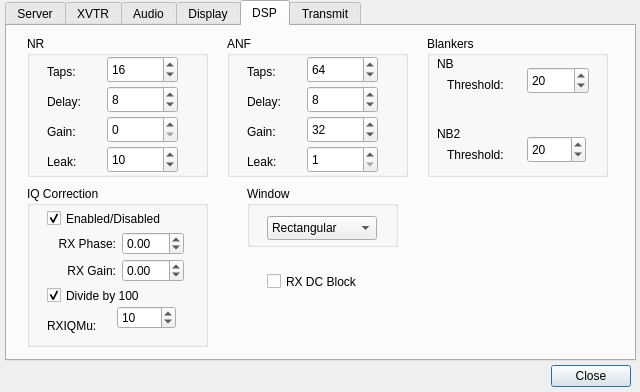
This is trunk/src/QtRadio/Configure.ui in alexlee188/ghpsdr3-alex as Qt 5 draws it before an edit. The edited form follows.
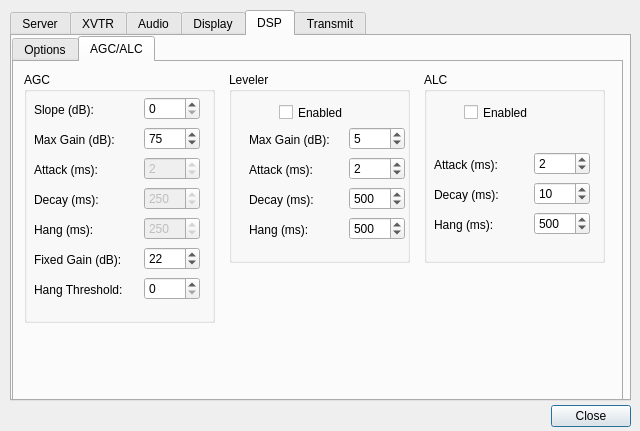
This is the edited form. The open tabs and pages were chosen to show the change.

```diff
--- a/trunk/src/QtRadio/Configure.ui
+++ b/trunk/src/QtRadio/Configure.ui
@@ -7,19 +7,19 @@
     <x>0</x>
     <y>0</y>
     <width>640</width>
-    <height>392</height>
+    <height>431</height>
    </rect>
   </property>
   <property name="minimumSize">
    <size>
     <width>640</width>
-    <height>392</height>
+    <height>431</height>
    </size>
   </property>
   <property name="maximumSize">
    <size>
     <width>640</width>
-    <height>392</height>
+    <height>431</height>
    </size>
   </property>
   <property name="windowTitle">
@@ -29,7 +29,7 @@
    <property name="geometry">
     <rect>
      <x>530</x>
-     <y>360</y>
+     <y>400</y>
      <width>101</width>
      <height>32</height>
     </rect>
@@ -44,10 +44,10 @@
   <widget class="QTabWidget" name="tabWidget">
    <property name="geometry">
     <rect>
-     <x>5</x>
-     <y>0</y>
-     <width>631</width>
-     <height>361</height>
+     <x>10</x>
+     <y>10</y>
+     <width>621</width>
+     <height>391</height>
     </rect>
    </property>
    <property name="currentIndex">
@@ -858,136 +858,26 @@
     <attribute name="title">
      <string>DSP</string>
     </attribute>
-    <widget class="QGroupBox" name="groupBox_3">
+    <widget class="QTabWidget" name="tabWidget_2">
      <property name="geometry">
       <rect>
-       <x>20</x>
-       <y>10</y>
-       <width>181</width>
-       <height>141</height>
+       <x>0</x>
+       <y>0</y>
+       <width>611</width>
+       <height>371</height>
       </rect>
      </property>
-     <property name="title">
-      <string>NR</string>
+     <property name="currentIndex">
+      <number>0</number>
      </property>
-     <widget class="QLabel" name="label_13">
-      <property name="geometry">
-       <rect>
-        <x>20</x>
-        <y>27</y>
-        <width>62</width>
-        <height>17</height>
-       </rect>
-      </property>
-      <property name="text">
-       <string>Taps:</string>
-      </property>
-     </widget>
-     <widget class="QLabel" name="label_14">
-      <property name="geometry">
-       <rect>
-        <x>20</x>
-        <y>57</y>
-        <width>62</width>
-        <height>17</height>
-       </rect>
-      </property>
-      <property name="text">
-       <string>Delay:</string>
-      </property>
-     </widget>
-     <widget class="QLabel" name="label_15">
-      <property name="geometry">
-       <rect>
-        <x>20</x>
-        <y>87</y>
-        <width>62</width>
-        <height>17</height>
-       </rect>
-      </property>
-      <property name="text">
-       <string>Gain:</string>
-      </property>
-     </widget>
-     <widget class="QLabel" name="label_16">
-      <property name="geometry">
-       <rect>
-        <x>20</x>
-        <y>117</y>
-        <width>62</width>
-        <height>17</height>
-       </rect>
-      </property>
-      <property name="text">
-       <string>Leak:</string>
-      </property>
-     </widget>
-     <widget class="QSpinBox" name="nrTapsSpinBox">
-      <property name="geometry">
-       <rect>
-        <x>80</x>
-        <y>20</y>
-        <width>71</width>
-        <height>27</height>
-       </rect>
-      </property>
-      <property name="minimum">
-       <number>1</number>
-      </property>
-      <property name="maximum">
-       <number>9999</number>
-      </property>
-      <property name="value">
-       <number>16</number>
-      </property>
-     </widget>
-     <widget class="QSpinBox" name="nrDelaySpinBox">
-      <property name="geometry">
-       <rect>
-        <x>80</x>
-        <y>50</y>
-        <width>71</width>
-        <height>27</height>
-       </rect>
-      </property>
-      <property name="value">
-       <number>8</number>
-      </property>
-     </widget>
-     <widget class="QSpinBox" name="nrGainSpinBox">
-      <property name="geometry">
-       <rect>
-        <x>80</x>
-        <y>80</y>
-        <width>71</width>
-        <height>27</height>
-       </rect>
-      </property>
-     </widget>
-     <widget class="QSpinBox" name="nrLeakSpinBox">
-      <property name="geometry">
-       <rect>
-        <x>80</x>
-        <y>110</y>
-        <width>71</width>
-        <height>27</height>
-       </rect>
-      </property>
-      <property name="minimum">
-       <number>1</number>
-      </property>
-      <property name="maximum">
-       <number>1000</number>
-      </property>
-      <property name="value">
-       <number>10</number>
-      </property>
-     </widget>
-    </widget>
+     <widget class="QWidget" name="options">
+      <attribute name="title">
+       <string>Options</string>
+      </attribute>
     <widget class="QGroupBox" name="groupBox_4">
      <property name="geometry">
       <rect>
-       <x>220</x>
+         <x>210</x>
        <y>10</y>
        <width>181</width>
        <height>141</height>
@@ -1110,37 +1000,76 @@
       </property>
      </widget>
     </widget>
-    <widget class="QGroupBox" name="groupBox_5">
+      <widget class="QGroupBox" name="groupBox_3">
      <property name="geometry">
       <rect>
-       <x>420</x>
+         <x>10</x>
        <y>10</y>
        <width>181</width>
        <height>141</height>
       </rect>
      </property>
      <property name="title">
-      <string>Blankers</string>
-     </property>
-     <widget class="QLabel" name="label_23">
+        <string>NR</string>
+       </property>
+       <widget class="QLabel" name="label_13">
       <property name="geometry">
        <rect>
         <x>20</x>
-        <y>40</y>
+          <y>27</y>
+          <width>62</width>
+          <height>17</height>
+         </rect>
+        </property>
+        <property name="text">
+         <string>Taps:</string>
+        </property>
+       </widget>
+       <widget class="QLabel" name="label_14">
+        <property name="geometry">
+         <rect>
+          <x>20</x>
+          <y>57</y>
+          <width>62</width>
+          <height>17</height>
+         </rect>
+        </property>
+        <property name="text">
+         <string>Delay:</string>
+        </property>
+       </widget>
+       <widget class="QLabel" name="label_15">
+        <property name="geometry">
+         <rect>
+          <x>20</x>
+          <y>87</y>
+          <width>62</width>
+          <height>17</height>
+         </rect>
+        </property>
+        <property name="text">
+         <string>Gain:</string>
+        </property>
+       </widget>
+       <widget class="QLabel" name="label_16">
+        <property name="geometry">
+         <rect>
+          <x>20</x>
+          <y>117</y>
+          <width>62</width>
+          <height>17</height>
+         </rect>
+        </property>
+        <property name="text">
+         <string>Leak:</string>
+        </property>
+       </widget>
+       <widget class="QSpinBox" name="nrTapsSpinBox">
+        <property name="geometry">
+         <rect>
+          <x>80</x>
+          <y>20</y>
         <width>71</width>
-        <height>17</height>
-       </rect>
-      </property>
-      <property name="text">
-       <string>Threshold:</string>
-      </property>
-     </widget>
-     <widget class="QSpinBox" name="nbThresholdSpinBox">
-      <property name="geometry">
-       <rect>
-        <x>100</x>
-        <y>31</y>
-        <width>62</width>
         <height>27</height>
        </rect>
       </property>
@@ -1148,88 +1077,209 @@
        <number>1</number>
       </property>
       <property name="maximum">
-       <number>200</number>
+         <number>9999</number>
       </property>
       <property name="value">
-       <number>20</number>
-      </property>
-     </widget>
-     <widget class="QLabel" name="label_26">
+         <number>16</number>
+        </property>
+       </widget>
+       <widget class="QSpinBox" name="nrDelaySpinBox">
       <property name="geometry">
        <rect>
-        <x>10</x>
-        <y>89</y>
-        <width>67</width>
-        <height>17</height>
-       </rect>
-      </property>
-      <property name="font">
-       <font>
-        <weight>50</weight>
-        <bold>false</bold>
-       </font>
-      </property>
-      <property name="text">
-       <string>NB2</string>
-      </property>
-     </widget>
-     <widget class="QLabel" name="label_27">
+          <x>80</x>
+          <y>50</y>
+          <width>71</width>
+          <height>27</height>
+         </rect>
+        </property>
+        <property name="value">
+         <number>8</number>
+        </property>
+       </widget>
+       <widget class="QSpinBox" name="nrGainSpinBox">
+        <property name="geometry">
+         <rect>
+          <x>80</x>
+          <y>80</y>
+          <width>71</width>
+          <height>27</height>
+         </rect>
+        </property>
+       </widget>
+       <widget class="QSpinBox" name="nrLeakSpinBox">
       <property name="geometry">
        <rect>
-        <x>20</x>
+          <x>80</x>
         <y>110</y>
         <width>71</width>
-        <height>17</height>
-       </rect>
-      </property>
-      <property name="text">
-       <string>Threshold:</string>
-      </property>
-     </widget>
-     <widget class="QSpinBox" name="sdromThresholdSpinBox">
+          <height>27</height>
+         </rect>
+        </property>
+        <property name="minimum">
+         <number>1</number>
+        </property>
+        <property name="maximum">
+         <number>1000</number>
+        </property>
+        <property name="value">
+         <number>10</number>
+        </property>
+       </widget>
+      </widget>
+      <widget class="QGroupBox" name="groupBox_7">
       <property name="geometry">
        <rect>
-        <x>100</x>
-        <y>100</y>
-        <width>59</width>
-        <height>27</height>
-       </rect>
-      </property>
-      <property name="minimum">
-       <number>1</number>
-      </property>
-      <property name="maximum">
-       <number>200</number>
-      </property>
-      <property name="value">
-       <number>20</number>
-      </property>
-     </widget>
-     <widget class="QLabel" name="label_35">
+         <x>210</x>
+         <y>170</y>
+         <width>131</width>
+         <height>61</height>
+        </rect>
+       </property>
+       <property name="title">
+        <string>Window</string>
+       </property>
+       <widget class="QComboBox" name="windowComboBox">
+        <property name="geometry">
+         <rect>
+          <x>10</x>
+          <y>27</y>
+          <width>110</width>
+          <height>24</height>
+         </rect>
+        </property>
+        <property name="currentIndex">
+         <number>0</number>
+        </property>
+        <item>
+         <property name="text">
+          <string>Rectangular</string>
+         </property>
+        </item>
+        <item>
+         <property name="text">
+          <string>Hanning</string>
+         </property>
+        </item>
+        <item>
+         <property name="text">
+          <string>Welch</string>
+         </property>
+        </item>
+        <item>
+         <property name="text">
+          <string>Parzen</string>
+         </property>
+        </item>
+        <item>
+         <property name="text">
+          <string>Bartlett</string>
+         </property>
+        </item>
+        <item>
+         <property name="text">
+          <string>Hamming</string>
+         </property>
+        </item>
+        <item>
+         <property name="text">
+          <string>Blackman2</string>
+         </property>
+        </item>
+        <item>
+         <property name="text">
+          <string>Blackman3</string>
+         </property>
+        </item>
+        <item>
+         <property name="text">
+          <string>Blackman4</string>
+         </property>
+        </item>
+        <item>
+         <property name="text">
+          <string>Exponential</string>
+         </property>
+        </item>
+        <item>
+         <property name="text">
+          <string>Riemann</string>
+         </property>
+        </item>
+        <item>
+         <property name="text">
+          <string>Blkharris</string>
+         </property>
+        </item>
+        <item>
+         <property name="text">
+          <string>Nuttall</string>
+         </property>
+        </item>
+       </widget>
+      </widget>
+      <widget class="QGroupBox" name="groupBox_8">
       <property name="geometry">
        <rect>
+         <x>210</x>
+         <y>247</y>
+         <width>131</width>
+         <height>83</height>
+        </rect>
+       </property>
+       <property name="title">
+        <string>RX DC Block</string>
+       </property>
+       <widget class="QCheckBox" name="rxDCBlockCheckBox">
+        <property name="geometry">
+         <rect>
         <x>10</x>
-        <y>19</y>
-        <width>67</width>
-        <height>17</height>
-       </rect>
-      </property>
-      <property name="font">
-       <font>
-        <weight>50</weight>
-        <bold>false</bold>
-       </font>
-      </property>
+          <y>22</y>
+          <width>81</width>
+          <height>21</height>
+         </rect>
+        </property>
+        <property name="text">
+         <string>Enable</string>
+        </property>
+       </widget>
+       <widget class="QLabel" name="label_40">
+        <property name="geometry">
+         <rect>
+          <x>10</x>
+          <y>50</y>
+          <width>38</width>
+          <height>16</height>
+         </rect>
+        </property>
       <property name="text">
-       <string>NB</string>
+         <string>Gain:</string>
+        </property>
+       </widget>
+       <widget class="QSpinBox" name="rxDCBlkGainSpinBox">
+        <property name="geometry">
+         <rect>
+          <x>50</x>
+          <y>43</y>
+          <width>71</width>
+          <height>27</height>
+         </rect>
+        </property>
+        <property name="minimum">
+         <number>1</number>
+        </property>
+        <property name="maximum">
+         <number>9999</number>
+        </property>
+        <property name="value">
+         <number>32</number>
       </property>
      </widget>
     </widget>
     <widget class="QGroupBox" name="groupBox_6">
      <property name="geometry">
       <rect>
-       <x>20</x>
-       <y>160</y>
+         <x>10</x>
+         <y>170</y>
        <width>181</width>
        <height>161</height>
       </rect>
@@ -1363,109 +1413,622 @@
       </property>
      </widget>
     </widget>
-    <widget class="QGroupBox" name="groupBox_7">
+      <widget class="QGroupBox" name="groupBox_5">
      <property name="geometry">
       <rect>
-       <x>240</x>
-       <y>160</y>
-       <width>151</width>
-       <height>61</height>
+         <x>410</x>
+         <y>10</y>
+         <width>181</width>
+         <height>141</height>
       </rect>
      </property>
      <property name="title">
-      <string>Window</string>
-     </property>
-     <widget class="QComboBox" name="windowComboBox">
+        <string>Blankers</string>
+       </property>
+       <widget class="QLabel" name="label_23">
       <property name="geometry">
        <rect>
         <x>20</x>
+          <y>40</y>
+          <width>71</width>
+          <height>17</height>
+         </rect>
+        </property>
+        <property name="text">
+         <string>Threshold:</string>
+        </property>
+       </widget>
+       <widget class="QSpinBox" name="nbThresholdSpinBox">
+        <property name="geometry">
+         <rect>
+          <x>100</x>
+          <y>32</y>
+          <width>62</width>
+          <height>27</height>
+         </rect>
+        </property>
+        <property name="minimum">
+         <number>1</number>
+        </property>
+        <property name="maximum">
+         <number>200</number>
+        </property>
+        <property name="value">
+         <number>20</number>
+        </property>
+       </widget>
+       <widget class="QLabel" name="label_26">
+        <property name="geometry">
+         <rect>
+          <x>10</x>
+          <y>78</y>
+          <width>67</width>
+          <height>17</height>
+         </rect>
+        </property>
+        <property name="font">
+         <font>
+          <weight>50</weight>
+          <bold>false</bold>
+         </font>
+        </property>
+        <property name="text">
+         <string>NB2</string>
+        </property>
+       </widget>
+       <widget class="QLabel" name="label_27">
+        <property name="geometry">
+         <rect>
+          <x>20</x>
+          <y>99</y>
+          <width>71</width>
+          <height>17</height>
+         </rect>
+        </property>
+        <property name="text">
+         <string>Threshold:</string>
+        </property>
+       </widget>
+       <widget class="QSpinBox" name="sdromThresholdSpinBox">
+        <property name="geometry">
+         <rect>
+          <x>100</x>
+          <y>90</y>
+          <width>59</width>
+          <height>27</height>
+         </rect>
+        </property>
+        <property name="minimum">
+         <number>1</number>
+        </property>
+        <property name="maximum">
+         <number>200</number>
+        </property>
+        <property name="value">
+         <number>20</number>
+        </property>
+       </widget>
+       <widget class="QLabel" name="label_35">
+        <property name="geometry">
+         <rect>
+          <x>10</x>
+          <y>19</y>
+          <width>67</width>
+          <height>17</height>
+         </rect>
+        </property>
+        <property name="font">
+         <font>
+          <weight>50</weight>
+          <bold>false</bold>
+         </font>
+        </property>
+        <property name="text">
+         <string>NB</string>
+        </property>
+       </widget>
+      </widget>
+     </widget>
+     <widget class="QWidget" name="agcalc">
+      <attribute name="title">
+       <string>AGC/ALC</string>
+      </attribute>
+      <widget class="QGroupBox" name="groupBox_9">
+       <property name="geometry">
+        <rect>
+         <x>10</x>
+         <y>10</y>
+         <width>191</width>
+         <height>251</height>
+        </rect>
+       </property>
+       <property name="title">
+        <string>AGC</string>
+       </property>
+       <widget class="QLabel" name="label_41">
+        <property name="geometry">
+         <rect>
+          <x>10</x>
         <y>30</y>
-        <width>110</width>
-        <height>24</height>
-       </rect>
-      </property>
-      <property name="currentIndex">
-       <number>0</number>
-      </property>
-      <item>
+          <width>71</width>
+          <height>16</height>
+         </rect>
+        </property>
        <property name="text">
-        <string>Rectangular</string>
-       </property>
-      </item>
-      <item>
-       <property name="text">
-        <string>Hanning</string>
-       </property>
-      </item>
-      <item>
+         <string>Slope (dB):</string>
+        </property>
+       </widget>
+       <widget class="QLabel" name="label_42">
+        <property name="geometry">
+         <rect>
+          <x>10</x>
+          <y>60</y>
+          <width>91</width>
+          <height>16</height>
+         </rect>
+        </property>
        <property name="text">
-        <string>Welch</string>
-       </property>
-      </item>
-      <item>
-       <property name="text">
-        <string>Parzen</string>
-       </property>
-      </item>
-      <item>
+         <string>Max Gain (dB):</string>
+        </property>
+       </widget>
+       <widget class="QLabel" name="label_43">
+        <property name="geometry">
+         <rect>
+          <x>10</x>
+          <y>90</y>
+          <width>81</width>
+          <height>16</height>
+         </rect>
+        </property>
        <property name="text">
-        <string>Bartlett</string>
-       </property>
-      </item>
-      <item>
-       <property name="text">
-        <string>Hamming</string>
-       </property>
-      </item>
-      <item>
+         <string>Attack (ms):</string>
+        </property>
+       </widget>
+       <widget class="QLabel" name="label_44">
+        <property name="geometry">
+         <rect>
+          <x>10</x>
+          <y>120</y>
+          <width>81</width>
+          <height>16</height>
+         </rect>
+        </property>
        <property name="text">
-        <string>Blackman2</string>
-       </property>
-      </item>
-      <item>
-       <property name="text">
-        <string>Blackman3</string>
-       </property>
-      </item>
-      <item>
+         <string>Decay (ms):</string>
+        </property>
+       </widget>
+       <widget class="QLabel" name="label_45">
+        <property name="geometry">
+         <rect>
+          <x>10</x>
+          <y>150</y>
+          <width>81</width>
+          <height>16</height>
+         </rect>
+        </property>
        <property name="text">
-        <string>Blackman4</string>
-       </property>
-      </item>
-      <item>
-       <property name="text">
-        <string>Exponential</string>
-       </property>
-      </item>
-      <item>
+         <string>Hang (ms):</string>
+        </property>
+       </widget>
+       <widget class="QLabel" name="label_46">
+        <property name="geometry">
+         <rect>
+          <x>10</x>
+          <y>180</y>
+          <width>101</width>
+          <height>16</height>
+         </rect>
+        </property>
        <property name="text">
-        <string>Riemann</string>
-       </property>
-      </item>
-      <item>
-       <property name="text">
-        <string>Blkharris</string>
-       </property>
-      </item>
-      <item>
-       <property name="text">
-        <string>Nuttall</string>
-       </property>
-      </item>
-     </widget>
-    </widget>
-    <widget class="QCheckBox" name="rxDCBlockCheckBox">
+         <string>Fixed Gain (dB):</string>
+        </property>
+       </widget>
+       <widget class="QLabel" name="label_47">
      <property name="geometry">
       <rect>
-       <x>260</x>
-       <y>245</y>
+          <x>10</x>
+          <y>210</y>
        <width>111</width>
+          <height>16</height>
+         </rect>
+        </property>
+        <property name="text">
+         <string>Hang Threshold:</string>
+        </property>
+       </widget>
+       <widget class="QSpinBox" name="rxAgcSlopeSpinBox">
+        <property name="geometry">
+         <rect>
+          <x>120</x>
+          <y>25</y>
+          <width>56</width>
+          <height>23</height>
+         </rect>
+        </property>
+        <property name="maximum">
+         <number>20</number>
+        </property>
+       </widget>
+       <widget class="QSpinBox" name="rxAgcMaxGainSpinBox">
+        <property name="geometry">
+         <rect>
+          <x>120</x>
+          <y>55</y>
+          <width>56</width>
+          <height>23</height>
+         </rect>
+        </property>
+        <property name="minimum">
+         <number>-20</number>
+        </property>
+        <property name="maximum">
+         <number>120</number>
+        </property>
+        <property name="value">
+         <number>75</number>
+        </property>
+       </widget>
+       <widget class="QSpinBox" name="rxAgcAttackSpinBox">
+        <property name="enabled">
+         <bool>false</bool>
+        </property>
+        <property name="geometry">
+         <rect>
+          <x>120</x>
+          <y>85</y>
+          <width>56</width>
+          <height>23</height>
+         </rect>
+        </property>
+        <property name="value">
+         <number>2</number>
+        </property>
+       </widget>
+       <widget class="QSpinBox" name="rxAgcDecaySpinBox">
+        <property name="enabled">
+         <bool>false</bool>
+        </property>
+        <property name="geometry">
+         <rect>
+          <x>120</x>
+          <y>115</y>
+          <width>56</width>
+          <height>23</height>
+         </rect>
+        </property>
+        <property name="maximum">
+         <number>500</number>
+        </property>
+        <property name="value">
+         <number>250</number>
+        </property>
+       </widget>
+       <widget class="QSpinBox" name="rxAgcHangSpinBox">
+        <property name="enabled">
+         <bool>false</bool>
+        </property>
+        <property name="geometry">
+         <rect>
+          <x>120</x>
+          <y>145</y>
+          <width>56</width>
+          <height>23</height>
+         </rect>
+        </property>
+        <property name="maximum">
+         <number>500</number>
+        </property>
+        <property name="singleStep">
+         <number>1</number>
+        </property>
+        <property name="value">
+         <number>250</number>
+        </property>
+       </widget>
+       <widget class="QSpinBox" name="rxAgcFixedGainSpinBox">
+        <property name="geometry">
+         <rect>
+          <x>120</x>
+          <y>175</y>
+          <width>56</width>
+          <height>23</height>
+         </rect>
+        </property>
+        <property name="minimum">
+         <number>-20</number>
+        </property>
+        <property name="maximum">
+         <number>120</number>
+        </property>
+        <property name="value">
+         <number>22</number>
+        </property>
+       </widget>
+       <widget class="QSpinBox" name="rxAgcHangThreshSpinBox">
+        <property name="geometry">
+         <rect>
+          <x>120</x>
+          <y>205</y>
+          <width>56</width>
+          <height>23</height>
+         </rect>
+        </property>
+       </widget>
+      </widget>
+      <widget class="QGroupBox" name="groupBox_10">
+       <property name="geometry">
+        <rect>
+         <x>215</x>
+         <y>10</y>
+         <width>181</width>
+         <height>191</height>
+        </rect>
+       </property>
+       <property name="title">
+        <string>Leveler</string>
+       </property>
+       <widget class="QCheckBox" name="levelerEnabledCheckBox">
+        <property name="geometry">
+         <rect>
+          <x>50</x>
+          <y>30</y>
+          <width>85</width>
        <height>21</height>
       </rect>
      </property>
      <property name="text">
-      <string>RX DC Block</string>
-     </property>
+         <string>Enabled</string>
+        </property>
+       </widget>
+       <widget class="QLabel" name="label_48">
+        <property name="geometry">
+         <rect>
+          <x>20</x>
+          <y>60</y>
+          <width>91</width>
+          <height>16</height>
+         </rect>
+        </property>
+        <property name="text">
+         <string>Max Gain (dB):</string>
+        </property>
+       </widget>
+       <widget class="QLabel" name="label_49">
+        <property name="geometry">
+         <rect>
+          <x>20</x>
+          <y>90</y>
+          <width>81</width>
+          <height>16</height>
+         </rect>
+        </property>
+        <property name="text">
+         <string>Attack (ms):</string>
+        </property>
+       </widget>
+       <widget class="QLabel" name="label_50">
+        <property name="geometry">
+         <rect>
+          <x>20</x>
+          <y>120</y>
+          <width>81</width>
+          <height>16</height>
+         </rect>
+        </property>
+        <property name="text">
+         <string>Decay (ms):</string>
+        </property>
+       </widget>
+       <widget class="QLabel" name="label_51">
+        <property name="geometry">
+         <rect>
+          <x>20</x>
+          <y>150</y>
+          <width>81</width>
+          <height>16</height>
+         </rect>
+        </property>
+        <property name="text">
+         <string>Hang (ms):</string>
+        </property>
+       </widget>
+       <widget class="QSpinBox" name="levelerMaxGainSpinBox">
+        <property name="geometry">
+         <rect>
+          <x>120</x>
+          <y>55</y>
+          <width>56</width>
+          <height>23</height>
+         </rect>
+        </property>
+        <property name="maximum">
+         <number>20</number>
+        </property>
+        <property name="value">
+         <number>5</number>
+        </property>
+       </widget>
+       <widget class="QSpinBox" name="levelerAttackSpinBox">
+        <property name="geometry">
+         <rect>
+          <x>120</x>
+          <y>85</y>
+          <width>56</width>
+          <height>23</height>
+         </rect>
+        </property>
+        <property name="minimum">
+         <number>1</number>
+        </property>
+        <property name="maximum">
+         <number>10</number>
+        </property>
+        <property name="value">
+         <number>2</number>
+        </property>
+       </widget>
+       <widget class="QSpinBox" name="levelerDecaySpinBox">
+        <property name="geometry">
+         <rect>
+          <x>120</x>
+          <y>115</y>
+          <width>56</width>
+          <height>23</height>
+         </rect>
+        </property>
+        <property name="minimum">
+         <number>10</number>
+        </property>
+        <property name="maximum">
+         <number>5000</number>
+        </property>
+        <property name="value">
+         <number>500</number>
+        </property>
+       </widget>
+       <widget class="QSpinBox" name="levelerHangSpinBox">
+        <property name="geometry">
+         <rect>
+          <x>120</x>
+          <y>145</y>
+          <width>56</width>
+          <height>23</height>
+         </rect>
+        </property>
+        <property name="minimum">
+         <number>10</number>
+        </property>
+        <property name="maximum">
+         <number>5000</number>
+        </property>
+        <property name="value">
+         <number>500</number>
+        </property>
+       </widget>
+      </widget>
+      <widget class="QGroupBox" name="groupBox_11">
+       <property name="geometry">
+        <rect>
+         <x>410</x>
+         <y>10</y>
+         <width>181</width>
+         <height>191</height>
+        </rect>
+       </property>
+       <property name="title">
+        <string>ALC</string>
+       </property>
+       <widget class="QCheckBox" name="alcEnabledCheckBox">
+        <property name="geometry">
+         <rect>
+          <x>40</x>
+          <y>30</y>
+          <width>85</width>
+          <height>21</height>
+         </rect>
+        </property>
+        <property name="text">
+         <string>Enabled</string>
+        </property>
+       </widget>
+       <widget class="QSpinBox" name="alcAttackSpinBox">
+        <property name="geometry">
+         <rect>
+          <x>110</x>
+          <y>80</y>
+          <width>56</width>
+          <height>23</height>
+         </rect>
+        </property>
+        <property name="minimum">
+         <number>1</number>
+        </property>
+        <property name="maximum">
+         <number>10</number>
+        </property>
+        <property name="value">
+         <number>2</number>
+        </property>
+       </widget>
+       <widget class="QSpinBox" name="alcHangSpinBox">
+        <property name="geometry">
+         <rect>
+          <x>110</x>
+          <y>140</y>
+          <width>56</width>
+          <height>23</height>
+         </rect>
+        </property>
+        <property name="minimum">
+         <number>10</number>
+        </property>
+        <property name="maximum">
+         <number>5000</number>
+        </property>
+        <property name="value">
+         <number>500</number>
+        </property>
+       </widget>
+       <widget class="QLabel" name="label_52">
+        <property name="geometry">
+         <rect>
+          <x>10</x>
+          <y>115</y>
+          <width>81</width>
+          <height>16</height>
+         </rect>
+        </property>
+        <property name="text">
+         <string>Decay (ms):</string>
+        </property>
+       </widget>
+       <widget class="QLabel" name="label_53">
+        <property name="geometry">
+         <rect>
+          <x>10</x>
+          <y>145</y>
+          <width>81</width>
+          <height>16</height>
+         </rect>
+        </property>
+        <property name="text">
+         <string>Hang (ms):</string>
+        </property>
+       </widget>
+       <widget class="QLabel" name="label_54">
+        <property name="geometry">
+         <rect>
+          <x>10</x>
+          <y>85</y>
+          <width>81</width>
+          <height>16</height>
+         </rect>
+        </property>
+        <property name="text">
+         <string>Attack (ms):</string>
+        </property>
+       </widget>
+       <widget class="QSpinBox" name="alcDecaySpinBox">
+        <property name="geometry">
+         <rect>
+          <x>110</x>
+          <y>110</y>
+          <width>56</width>
+          <height>23</height>
+         </rect>
+        </property>
+        <property name="minimum">
+         <number>1</number>
+        </property>
+        <property name="maximum">
+         <number>50</number>
+        </property>
+        <property name="value">
+         <number>10</number>
+        </property>
+       </widget>
+      </widget>
+     </widget>
     </widget>
    </widget>
    <widget class="QWidget" name="Transmit">
```
Lines whose indentation alone changed are shown as unchanged.
